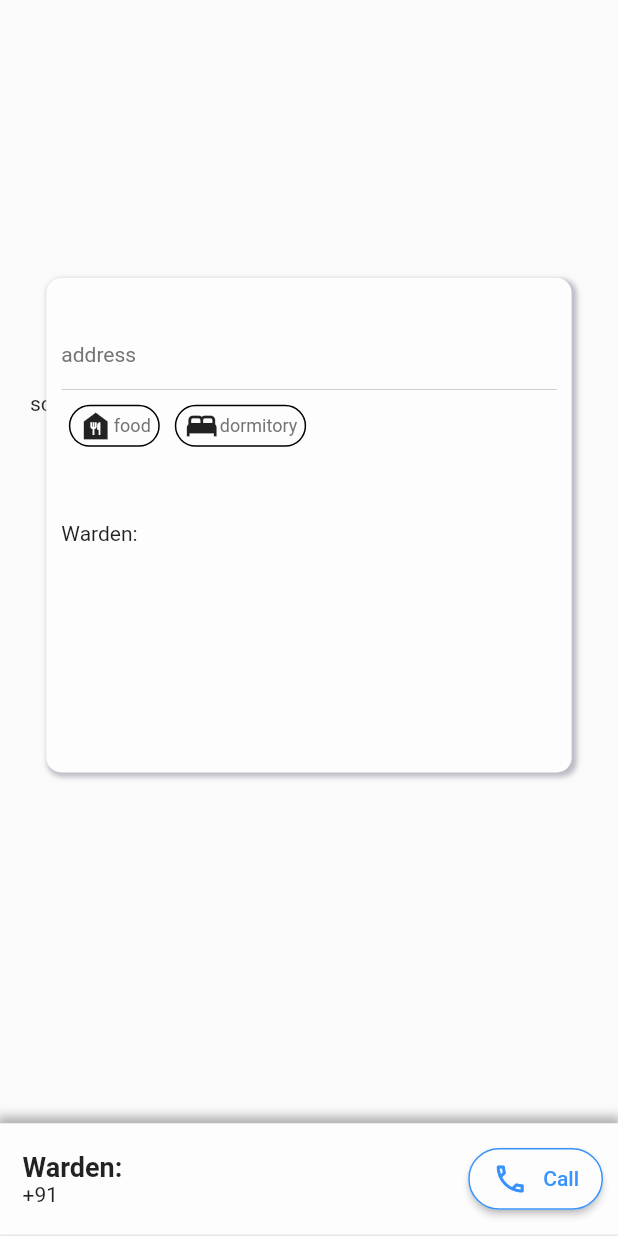
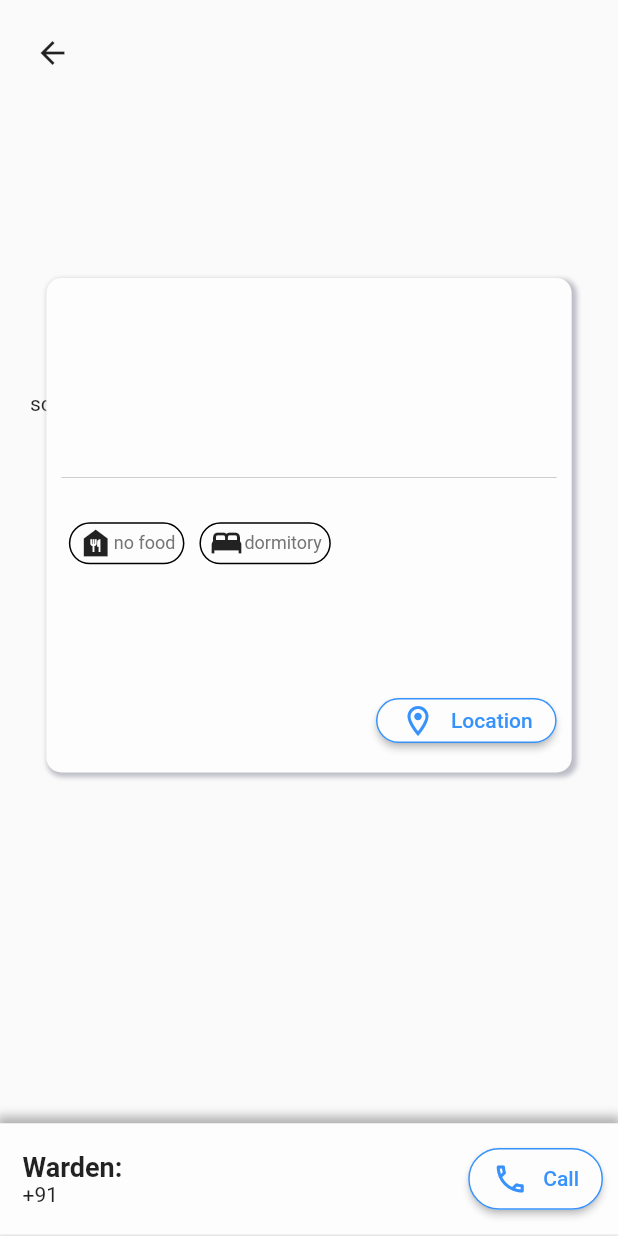
Before and after one commit to arunima-s/gecw-app, a Flutter app: the HostelDetailsScreen screen opened directly with empty values, on a phone screen of 412 x 824 dp. Run offline on Flutter 3.47's test engine with Material 2 defaults, Android fonts, the light colour scheme and no system bars; our stand-ins replace firebase_auth, firebase_core, firebase_database, firebase_storage, flutter_local_notifications, google_sign_in and 3 more; missing offline and left inert: maps_launcher, web_scraper; accounts and stored records are empty.

Commit message:
LocationButton and changes in hostel details screen.

```diff
--- a/gecwapp/lib/Models/hostelListModel.dart
+++ b/gecwapp/lib/Models/hostelListModel.dart
@@ -1,11 +1,11 @@
 class HostelListModel {
   // final String id;
-  final String name, location, phoneNum, warden;
-  final bool hasFood;
+  final String name, location, phoneNum, warden, address;
+  final bool hasFood, hasRoom;
   final List<dynamic> images, places;
 
   HostelListModel(this.name, this.location, this.phoneNum, this.warden,
-      this.hasFood, this.images, this.places);
+      this.address, this.hasFood, this.images, this.places, this.hasRoom);
 
   HostelListModel.fromJson(Map<dynamic, dynamic> json)
       // : date = DateTime.parse(json['date'] as String),
@@ -13,7 +13,9 @@ class HostelListModel {
         location = json['location'] as String,
         phoneNum = json['phone'] as String,
         warden = json['warden'] as String,
+        address = json['address'] as String,
         hasFood = json['food'] as bool,
+        hasRoom = json['room'] as bool,
         images = json['images'] as List<dynamic>,
         places = json['near'] as List<dynamic>;
 
--- a/gecwapp/lib/screens/hostelDetailsScreen.dart
+++ b/gecwapp/lib/screens/hostelDetailsScreen.dart
@@ -4,7 +4,7 @@ import 'package:gecwapp/Constants/strings.dart';
 import 'package:gecwapp/CustomWidgets/imagebanner.dart';
 import 'package:gecwapp/Models/hostelListModel.dart';
 import 'package:maps_launcher/maps_launcher.dart';
-import 'package:url_launcher/url_launcher.dart';
+import 'package:url_launcher/url_launcher.dart' as URLLauncher;
 
 class HostelDetailsScreen extends StatelessWidget {
   final HostelListModel _hostelListModel;
@@ -106,8 +106,11 @@ class HostelDetailsScreen extends StatelessWidget {
                             spreadRadius: 1.0,
                             blurRadius: 2.0)
                       ]),
-
+                  ////////////////
+                  //////////////////
+                  ///////////////////Middle Content
                   child: Column(
+                    mainAxisAlignment: MainAxisAlignment.spaceEvenly,
                     crossAxisAlignment: CrossAxisAlignment.start,
                     children: [
                       Text(
@@ -118,7 +121,7 @@ class HostelDetailsScreen extends StatelessWidget {
                       Padding(
                         padding: const EdgeInsets.fromLTRB(0, 10, 0, 10),
                         child: Text(
-                          'address',
+                          _hostelListModel.address,
                           style: TextStyle(color: Colors.grey[600]),
                         ),
                       ),
@@ -129,13 +132,56 @@ class HostelDetailsScreen extends StatelessWidget {
                       ),
                       Row(
                         children: [
-                          AmnityWidget("food", Icon(Icons.food_bank)),
-                          AmnityWidget("dormitory", Icon(Icons.bed))
+                          AmnityWidget(
+                              _hostelListModel.hasFood ? "food" : "no food",
+                              Icon(Icons.food_bank)),
+                          AmnityWidget(
+                              _hostelListModel.hasRoom ? "room" : "dormitory",
+                              Icon(Icons.bed))
                         ],
                       ),
-                      Padding(
-                        padding: const EdgeInsets.fromLTRB(0, 50, 0, 0),
-                        child: Text('Warden: ${_hostelListModel.phoneNum}'),
+                      // Padding(
+                      //   padding: const EdgeInsets.fromLTRB(0, 50, 0, 0),
+                      //   child: Text('Warden: ${_hostelListModel.phoneNum}'),
+                      // )
+                      SizedBox(
+                        height: 50,
+                      ),
+                      Row(
+                        mainAxisAlignment: MainAxisAlignment.end,
+                        children: [
+                          Container(
+                            height: 30,
+                            child: ElevatedButton(
+                                style: ButtonStyle(
+                                    foregroundColor:
+                                        MaterialStateProperty.all<Color>(
+                                            AppColors.primaryColor),
+                                    backgroundColor:
+                                        MaterialStateProperty.all<Color>(
+                                            AppColors.systemWhite),
+                                    shape: MaterialStateProperty.all<
+                                            RoundedRectangleBorder>(
+                                        RoundedRectangleBorder(
+                                            borderRadius:
+                                                BorderRadius.circular(30.0),
+                                            side: BorderSide(
+                                                color:
+                                                    AppColors.primaryColor)))),
+                                onPressed: _onLocationTapped,
+                                child: Row(
+                                  mainAxisAlignment:
+                                      MainAxisAlignment.spaceEvenly,
+                                  children: [
+                                    Icon(Icons.location_on_outlined),
+                                    SizedBox(
+                                      width: 10,
+                                    ),
+                                    Text('Location')
+                                  ],
+                                )),
+                          ),
+                        ],
                       )
                     ],
                   ),
@@ -245,6 +291,25 @@ class HostelDetailsScreen extends StatelessWidget {
                 ),
               ),
             ),
+
+            //////////
+            //////////
+            //////////Back arrow
+            Positioned(
+              left: 15.0,
+              top: 15.0,
+              child: Container(
+                width: 40,
+                height: 40,
+                // decoration: BoxDecoration(
+                //   borderRadius: BorderRadius.all(Radius.circular(25)),
+                //   // color: AppColors.systemWhite,
+                // ),
+                child: IconButton(
+                    icon: Icon(Icons.arrow_back),
+                    onPressed: Navigator.of(context).pop),
+              ),
+            )
           ],
         ),
       ),
@@ -259,7 +324,8 @@ class HostelDetailsScreen extends StatelessWidget {
   void _onCallButtonTapped() async {
     // var url = _hostelListModel.phoneNum;
     // if (await canLaunch(url)) {
-    await launch(_hostelListModel.phoneNum);
+    // await launch(url);
+    await URLLauncher.launch('tel:+${_hostelListModel.phoneNum.toString()}');
     // } else {
     //   throw 'Could not launch $url';
     // }
```
